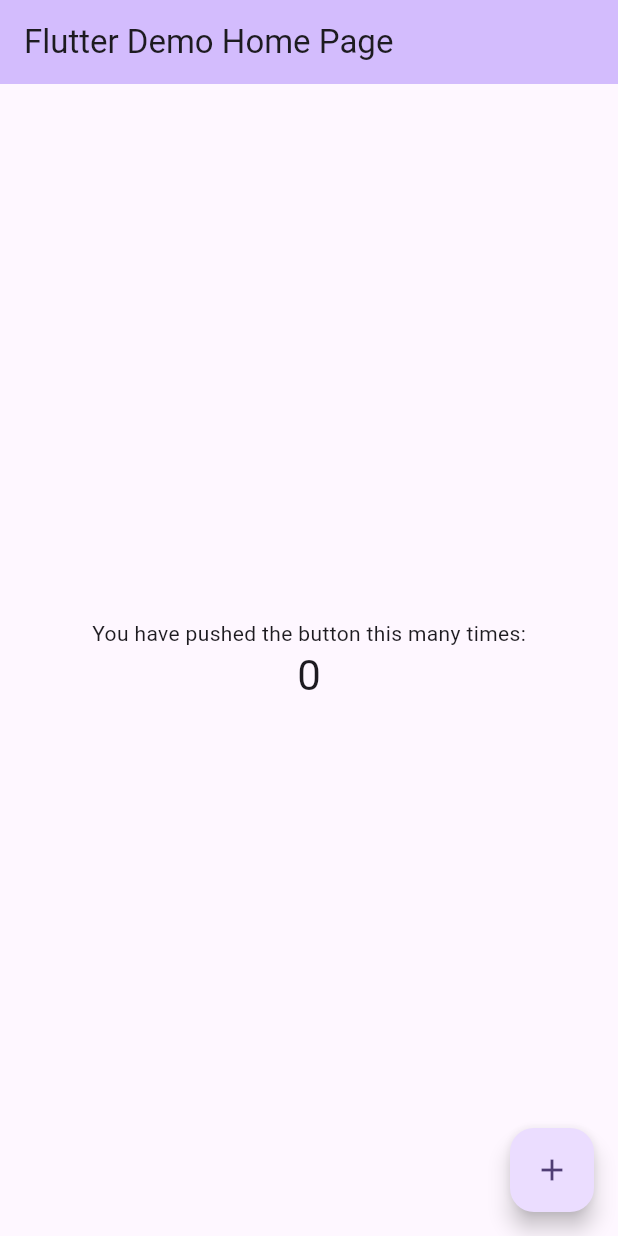
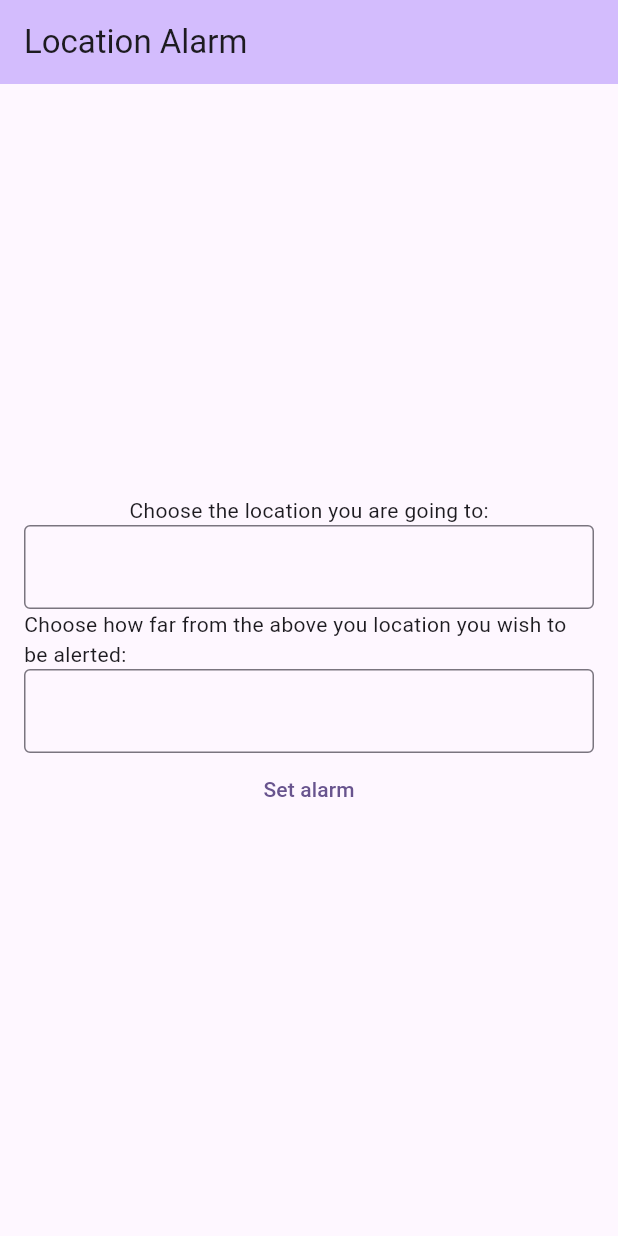
Before and after one commit to WendyShen-2005/location-alarm, a Flutter app: the screen it shows after launch, on a phone screen of 412 x 824 dp. Run offline on Flutter 3.47's test engine with Material 3 defaults, Android fonts, the phone set to English and light mode, and no system bars.

Commit message:
starting pages

```diff
--- a/lib/main.dart
+++ b/lib/main.dart
@@ -1,4 +1,5 @@
 import 'package:flutter/material.dart';
+import './pages/ChooseLoco.dart';
 
 void main() {
   runApp(const MyApp());
@@ -13,39 +14,15 @@ class MyApp extends StatelessWidget {
     return MaterialApp(
       title: 'Flutter Demo',
       theme: ThemeData(
-        // This is the theme of your application.
-        //
-        // TRY THIS: Try running your application with "flutter run". You'll see
-        // the application has a purple toolbar. Then, without quitting the app,
-        // try changing the seedColor in the colorScheme below to Colors.green
-        // and then invoke "hot reload" (save your changes or press the "hot
-        // reload" button in a Flutter-supported IDE, or press "r" if you used
-        // the command line to start the app).
-        //
-        // Notice that the counter didn't reset back to zero; the application
-        // state is not lost during the reload. To reset the state, use hot
-        // restart instead.
-        //
-        // This works for code too, not just values: Most code changes can be
-        // tested with just a hot reload.
         colorScheme: ColorScheme.fromSeed(seedColor: Colors.deepPurple),
       ),
-      home: const MyHomePage(title: 'Flutter Demo Home Page'),
+      home: const MyHomePage(title: 'Location Alarm'),
     );
   }
 }
 
 class MyHomePage extends StatefulWidget {
   const MyHomePage({super.key, required this.title});
-
-  // This widget is the home page of your application. It is stateful, meaning
-  // that it has a State object (defined below) that contains fields that affect
-  // how it looks.
-
-  // This class is the configuration for the state. It holds the values (in this
-  // case the title) provided by the parent (in this case the App widget) and
-  // used by the build method of the State. Fields in a Widget subclass are
-  // always marked "final".
 
   final String title;
 
@@ -54,69 +31,15 @@ class MyHomePage extends StatefulWidget {
 }
 
 class _MyHomePageState extends State<MyHomePage> {
-  int _counter = 0;
-
-  void _incrementCounter() {
-    setState(() {
-      // This call to setState tells the Flutter framework that something has
-      // changed in this State, which causes it to rerun the build method below
-      // so that the display can reflect the updated values. If we changed
-      // _counter without calling setState(), then the build method would not be
-      // called again, and so nothing would appear to happen.
-      _counter++;
-      });
-  }
 
   @override
   Widget build(BuildContext context) {
-    // This method is rerun every time setState is called, for instance as done
-    // by the _incrementCounter method above.
-    //
-    // The Flutter framework has been optimized to make rerunning build methods
-    // fast, so that you can just rebuild anything that needs updating rather
-    // than having to individually change instances of widgets.
     return Scaffold(
       appBar: AppBar(
-        // TRY THIS: Try changing the color here to a specific color (to
-        // Colors.amber, perhaps?) and trigger a hot reload to see the AppBar
-        // change color while the other colors stay the same.
         backgroundColor: Theme.of(context).colorScheme.inversePrimary,
-        // Here we take the value from the MyHomePage object that was created by
-        // the App.build method, and use it to set our appbar title.
         title: Text(widget.title),
       ),
-      body: Center(
-        // Center is a layout widget. It takes a single child and positions it
-        // in the middle of the parent.
-        child: Column(
-          // Column is also a layout widget. It takes a list of children and
-          // arranges them vertically. By default, it sizes itself to fit its
-          // children horizontally, and tries to be as tall as its parent.
-          //
-          // Column has various properties to control how it sizes itself and
-          // how it positions its children. Here we use mainAxisAlignment to
-          // center the children vertically; the main axis here is the vertical
-          // axis because Columns are vertical (the cross axis would be
-          // horizontal).
-          //
-          // TRY THIS: Invoke "debug painting" (choose the "Toggle Debug Paint"
-          // action in the IDE, or press "p" in the console), to see the
-          // wireframe for each widget.
-          mainAxisAlignment: MainAxisAlignment.center,
-          children: <Widget>[
-            const Text('You have pushed the button this many times:'),
-            Text(
-              '$_counter',
-              style: Theme.of(context).textTheme.headlineMedium,
-            ),
-          ],
-        ),
-      ),
-      floatingActionButton: FloatingActionButton(
-        onPressed: _incrementCounter,
-        tooltip: 'Increment',
-        child: const Icon(Icons.add),
-      ), // This trailing comma makes auto-formatting nicer for build methods.
+      body: Chooseloco()
     );
   }
 }
--- /dev/null
+++ b/lib/pages/ChooseLoco.dart
@@ -0,0 +1,37 @@
+import 'package:flutter/cupertino.dart';
+import 'package:flutter/material.dart';
+
+class Chooseloco extends StatelessWidget {
+  const Chooseloco({super.key});
+
+  @override
+  Widget build(BuildContext context) {
+    return Padding(
+      padding: const EdgeInsets.all(16.0),
+      child: Center(
+        child: Column(
+          mainAxisAlignment: MainAxisAlignment.center,
+          children: [
+            const Text("Choose the location you are going to:"),
+            TextField(
+              decoration: new InputDecoration(
+                border: new OutlineInputBorder(
+                  borderSide: const BorderSide(color: Colors.grey, width: 1)
+                )
+              ),
+            ),
+            const Text("Choose how far from the above you location you wish to be alerted:"),
+            TextField(
+              decoration: new InputDecoration(
+                  border: new OutlineInputBorder(
+                      borderSide: const BorderSide(color: Colors.grey, width: 1)
+                  )
+              ),
+            ),
+            TextButton(onPressed: ()=>{}, child: const Text("Set alarm"))
+          ],
+        ),
+      ),
+    );
+  }
+}
--- a/pubspec.yaml
+++ b/pubspec.yaml
@@ -30,6 +30,7 @@ environment:
 dependencies:
   flutter:
     sdk: flutter
+  geolocator: ^10.1.0 # Or the latest version
 
   # The following adds the Cupertino Icons font to your application.
   # Use with the CupertinoIcons class for iOS style icons.
```
Also changed, not shown: pubspec.lock, 4 other files.
